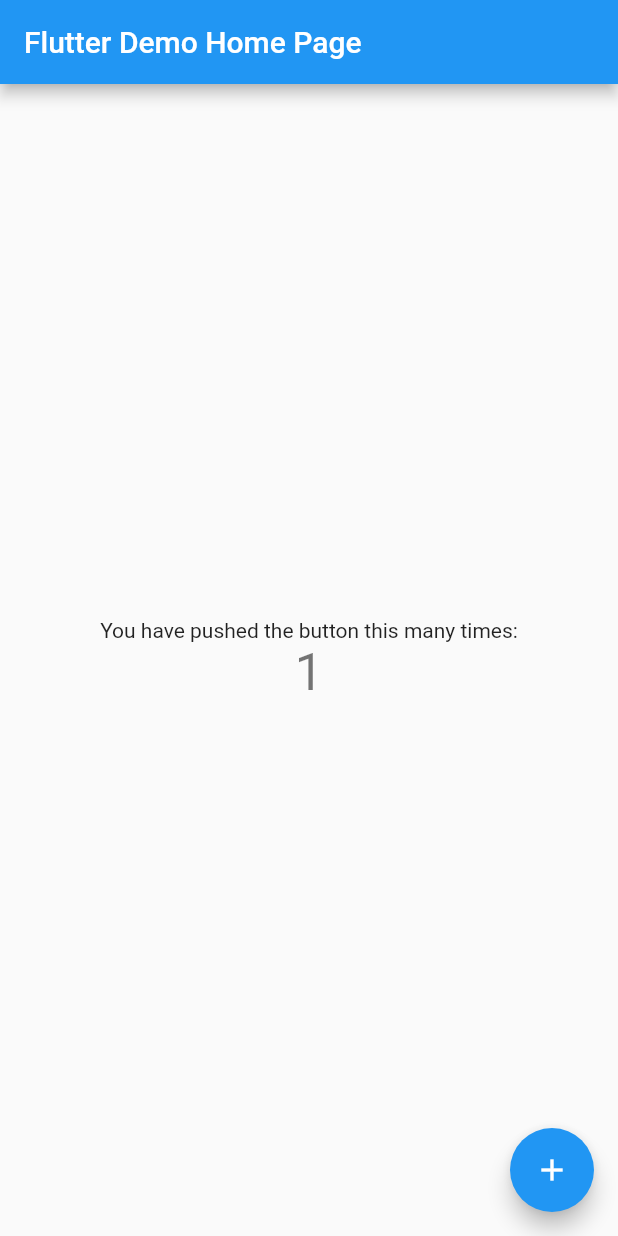
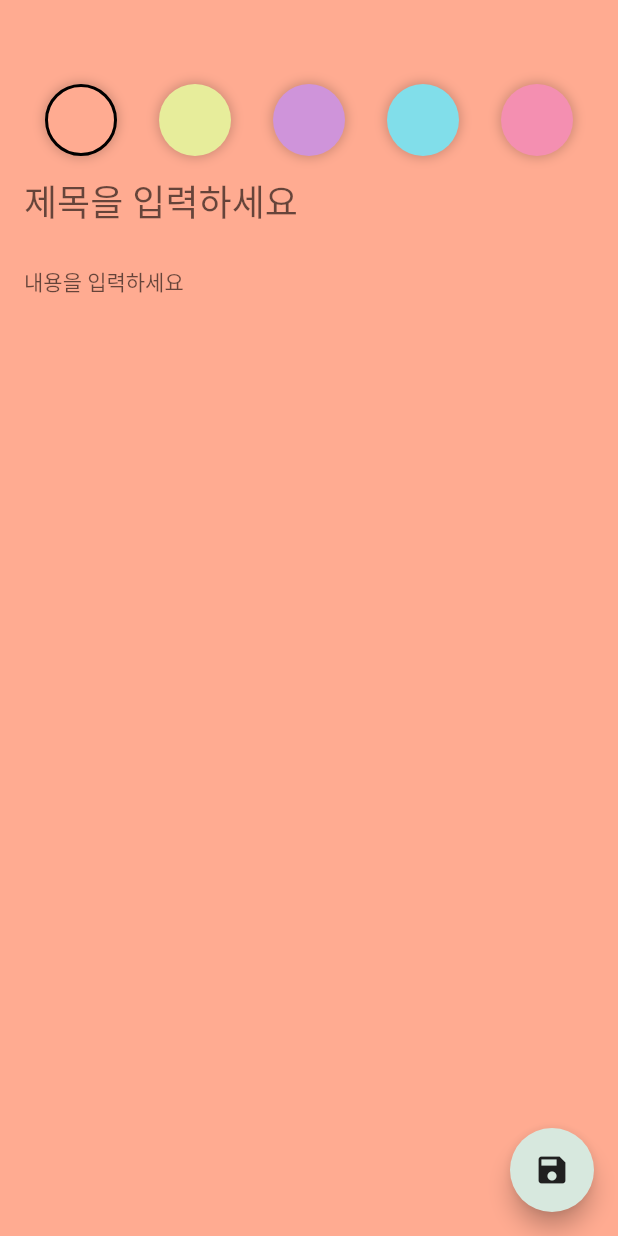
Before and after one commit to InjunH/flutter_note_app, a Flutter app: the screen it shows after launch, after a tap on the "add" icon, on a phone screen of 412 x 824 dp. Run offline on Flutter 3.47's test engine with Material 2 defaults, Android fonts, the phone set to English and light mode, and no system bars; our stand-ins replace freezed_annotation, sqflite; accounts and stored records are empty.

Commit message:
기본 화면 작업

```diff
--- a/lib/main.dart
+++ b/lib/main.dart
@@ -1,4 +1,6 @@
 import 'package:flutter/material.dart';
+import 'package:flutter_note_app/presentation/notes/note_screen.dart';
+import 'package:flutter_note_app/ui/colors.dart';
 
 void main() {
   runApp(const MyApp());
@@ -13,104 +15,18 @@ class MyApp extends StatelessWidget {
     return MaterialApp(
       title: 'Flutter Demo',
       theme: ThemeData(
-
-        // This is the theme of your application.
-        //
-        // Try running your application with "flutter run". You'll see the
-        // application has a blue toolbar. Then, without quitting the app, try
-        // changing the primarySwatch below to Colors.green and then invoke
-        // "hot reload" (press "r" in the console where you ran "flutter run",
-        // or simply save your changes to "hot reload" in a Flutter IDE).
-        // Notice that the counter didn't reset back to zero; the application
-        // is not restarted.
-        primarySwatch: Colors.blue,
+        primaryColor: Colors.white,
+        canvasColor: darkGray,
+        backgroundColor: darkGray,
+        floatingActionButtonTheme:
+            Theme.of(context).floatingActionButtonTheme.copyWith(
+                  backgroundColor: lightBlue,
+                  foregroundColor: darkGray,
+                ),
+        appBarTheme:
+            Theme.of(context).appBarTheme.copyWith(backgroundColor: darkGray),
       ),
-      home: const MyHomePage(title: 'Flutter Demo Home Page'),
+      home: const NoteScreen(),
     );
   }
 }
-
-class MyHomePage extends StatefulWidget {
-  const MyHomePage({super.key, required this.title});
-
-  // This widget is the home page of your application. It is stateful, meaning
-  // that it has a State object (defined below) that contains fields that affect
-  // how it looks.
-
-  // This class is the configuration for the state. It holds the values (in this
-  // case the title) provided by the parent (in this case the App widget) and
-  // used by the build method of the State. Fields in a Widget subclass are
-  // always marked "final".
-
-  final String title;
-
-  @override
-  State<MyHomePage> createState() => _MyHomePageState();
-}
-
-class _MyHomePageState extends State<MyHomePage> {
-  int _counter = 0;
-
-  void _incrementCounter() {
-    setState(() {
-      // This call to setState tells the Flutter framework that something has
-      // changed in this State, which causes it to rerun the build method below
-      // so that the display can reflect the updated values. If we changed
-      // _counter without calling setState(), then the build method would not be
-      // called again, and so nothing would appear to happen.
-      _counter++;
-    });
-  }
-
-  @override
-  Widget build(BuildContext context) {
-    // This method is rerun every time setState is called, for instance as done
-    // by the _incrementCounter method above.
-    //
-    // The Flutter framework has been optimized to make rerunning build methods
-    // fast, so that you can just rebuild anything that needs updating rather
-    // than having to individually change instances of widgets.
-    return Scaffold(
-      appBar: AppBar(
-        // Here we take the value from the MyHomePage object that was created by
-        // the App.build method, and use it to set our appbar title.
-        title: Text(widget.title),
-      ),
-      body: Center(
-        // Center is a layout widget. It takes a single child and positions it
-        // in the middle of the parent.
-        child: Column(
-          // Column is also a layout widget. It takes a list of children and
-          // arranges them vertically. By default, it sizes itself to fit its
-          // children horizontally, and tries to be as tall as its parent.
-          //
-          // Invoke "debug painting" (press "p" in the console, choose the
-          // "Toggle Debug Paint" action from the Flutter Inspector in Android
-          // Studio, or the "Toggle Debug Paint" command in Visual Studio Code)
-          // to see the wireframe for each widget.
-          //
-          // Column has various properties to control how it sizes itself and
-          // how it positions its children. Here we use mainAxisAlignment to
-          // center the children vertically; the main axis here is the vertical
-          // axis because Columns are vertical (the cross axis would be
-          // horizontal).
-          mainAxisAlignment: MainAxisAlignment.center,
-          children: <Widget>[
-            const Text(
-              'You have pushed the button this many times:',
-            ),
-            Text(
-              '$_counter',
-              style: Theme.of(context).textTheme.headline4,
-            ),
-          ],
-        ),
-      ),
-      floatingActionButton: FloatingActionButton(
-        onPressed: _incrementCounter,
-        tooltip: 'Increment',
-        child: const Icon(Icons.add),
-      ), // This trailing comma makes auto-formatting nicer for build methods.
-    );
-  }
-}
--- /dev/null
+++ b/lib/presentation/add_edit_note/add_edit_note_screen.dart
@@ -0,0 +1,109 @@
+import 'package:flutter/material.dart';
+import 'package:flutter/src/widgets/container.dart';
+import 'package:flutter/src/widgets/framework.dart';
+import 'package:flutter_note_app/ui/colors.dart';
+
+class AddEditNoteScreen extends StatefulWidget {
+  const AddEditNoteScreen({super.key});
+
+  @override
+  State<AddEditNoteScreen> createState() => _AddEditNoteScreenState();
+}
+
+class _AddEditNoteScreenState extends State<AddEditNoteScreen> {
+  final _titleController = TextEditingController();
+  final _contentController = TextEditingController();
+  final List<Color> noteColor = [
+    roseBud,
+    primrose,
+    wisteria,
+    skyBlue,
+    illusion
+  ];
+
+  Color _color = roseBud;
+  @override
+  void dispose() {
+    // TODO: implement dispose
+    super.dispose();
+    _titleController.dispose();
+    _contentController.dispose();
+  }
+
+  @override
+  Widget build(BuildContext context) {
+    return Scaffold(
+      body: AnimatedContainer(
+        duration: const Duration(milliseconds: 500),
+        padding: const EdgeInsets.all(16),
+        color: _color,
+        child: Column(
+          children: [
+            const SizedBox(
+              height: 40,
+            ),
+            Row(
+              mainAxisAlignment: MainAxisAlignment.spaceAround,
+              children: noteColor
+                  .map((color) => InkWell(
+                      onTap: () {
+                        setState(() {
+                          _color = color;
+                        });
+                      },
+                      child: _buildBackGroundColor(
+                          color: color, selected: _color == color)))
+                  .toList(),
+            ),
+            TextField(
+              controller: _titleController,
+              maxLines: 1,
+              decoration: const InputDecoration(
+                  hintText: '제목을 입력하세요', border: InputBorder.none),
+              style: Theme.of(context)
+                  .textTheme
+                  .headline5!
+                  .copyWith(color: darkGray),
+            ),
+            TextField(
+              controller: _contentController,
+              maxLength: null,
+              decoration: const InputDecoration(
+                  hintText: '내용을 입력하세요', border: InputBorder.none),
+              style: Theme.of(context)
+                  .textTheme
+                  .bodyText2!
+                  .copyWith(color: darkGray),
+            ),
+          ],
+        ),
+      ),
+      floatingActionButton: FloatingActionButton(
+        onPressed: () {},
+        child: const Icon(Icons.save),
+      ),
+    );
+  }
+
+  Widget _buildBackGroundColor({required Color color, required bool selected}) {
+    return Container(
+      width: 48,
+      height: 48,
+      decoration: BoxDecoration(
+          color: color,
+          shape: BoxShape.circle,
+          border: selected
+              ? Border.all(
+                  color: Colors.black,
+                  width: 2.0,
+                )
+              : null,
+          boxShadow: [
+            BoxShadow(
+                color: Colors.black.withOpacity(0.2),
+                blurRadius: 6,
+                spreadRadius: 1)
+          ]),
+    );
+  }
+}
--- /dev/null
+++ b/lib/presentation/notes/components/note_item.dart
@@ -0,0 +1,62 @@
+import 'package:flutter/material.dart';
+import 'package:flutter/src/widgets/container.dart';
+import 'package:flutter/src/widgets/framework.dart';
+
+import '../../../domain/model/note.dart';
+
+class NoteItem extends StatelessWidget {
+  final Note note;
+  Function? onDeleteTap;
+
+  NoteItem({super.key, required this.note, required this.onDeleteTap});
+
+  @override
+  Widget build(BuildContext context) {
+    return Padding(
+      padding: const EdgeInsets.all(8.0),
+      child: Stack(
+        children: [
+          Container(
+            width: double.infinity,
+            padding: const EdgeInsets.all(16),
+            decoration: BoxDecoration(
+              borderRadius: BorderRadius.circular(10),
+              color: Color(note.color),
+            ),
+            child: Column(
+              crossAxisAlignment: CrossAxisAlignment.start,
+              children: [
+                Text(
+                  note.title,
+                  maxLines: 1,
+                  overflow: TextOverflow.ellipsis,
+                  style: Theme.of(context).textTheme.headline6,
+                ),
+                const SizedBox(
+                  height: 8,
+                ),
+                Text(
+                  note.content,
+                  maxLines: 3,
+                  overflow: TextOverflow.ellipsis,
+                  style: Theme.of(context).textTheme.bodyText2,
+                )
+              ],
+            ),
+          ),
+          Positioned(
+              bottom: 8,
+              right: 8,
+              child: GestureDetector(
+                onTap: () {
+                  onDeleteTap?.call();
+                },
+                child: const Icon(
+                  Icons.delete,
+                ),
+              ))
+        ],
+      ),
+    );
+  }
+}
--- /dev/null
+++ b/lib/presentation/notes/note_screen.dart
@@ -0,0 +1,59 @@
+import 'package:flutter/material.dart';
+import 'package:flutter/src/widgets/container.dart';
+import 'package:flutter/src/widgets/framework.dart';
+import 'package:flutter_note_app/domain/model/note.dart';
+import 'package:flutter_note_app/presentation/add_edit_note/add_edit_note_screen.dart';
+import 'package:flutter_note_app/ui/colors.dart';
+
+import 'components/note_item.dart';
+
+class NoteScreen extends StatelessWidget {
+  const NoteScreen({super.key});
+
+  @override
+  Widget build(BuildContext context) {
+    return Scaffold(
+      appBar: AppBar(
+        title: const Text(
+          'Your Notes',
+          style: TextStyle(fontSize: 30),
+          textAlign: TextAlign.center,
+        ),
+        actions: [IconButton(onPressed: () {}, icon: const Icon(Icons.sort))],
+        elevation: 0,
+      ),
+      body: Padding(
+        padding: const EdgeInsets.all(8),
+        child: ListView(
+          children: [
+            NoteItem(
+              onDeleteTap: () {},
+              note: Note(
+                  title: 'title 1',
+                  content: 'content 1',
+                  color: wisteria.value,
+                  timeStamp: 1),
+            ),
+            NoteItem(
+              onDeleteTap: () {},
+              note: Note(
+                  title: 'title 2',
+                  content: 'content 2',
+                  color: skyBlue.value,
+                  timeStamp: 2),
+            ),
+          ],
+        ),
+      ),
+      floatingActionButton: FloatingActionButton(
+        onPressed: () {
+          Navigator.push(
+              context,
+              MaterialPageRoute(
+                  builder: (content) => const AddEditNoteScreen()));
+        },
+        child: const Icon(Icons.add),
+      ),
+    );
+  }
+}
--- /dev/null
+++ b/lib/ui/colors.dart
@@ -0,0 +1,10 @@
+import 'dart:ui';
+
+const roseBud = Color(0xFFFFAB91);
+const primrose = Color(0xFFE7ED9B);
+const wisteria = Color(0xFFCF94DA);
+const skyBlue = Color(0xFF81DEEA);
+const illusion = Color(0xFFF48FB1);
+
+const darkGray = Color(0xFF202020);
+const lightBlue = Color(0xFFD7E8DE);
```
